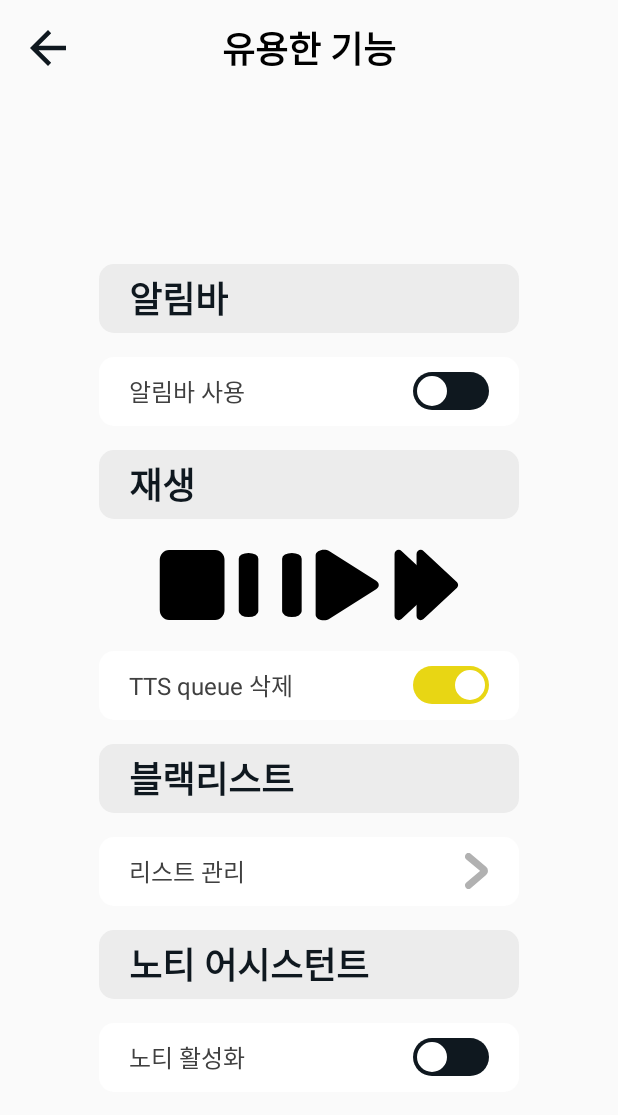
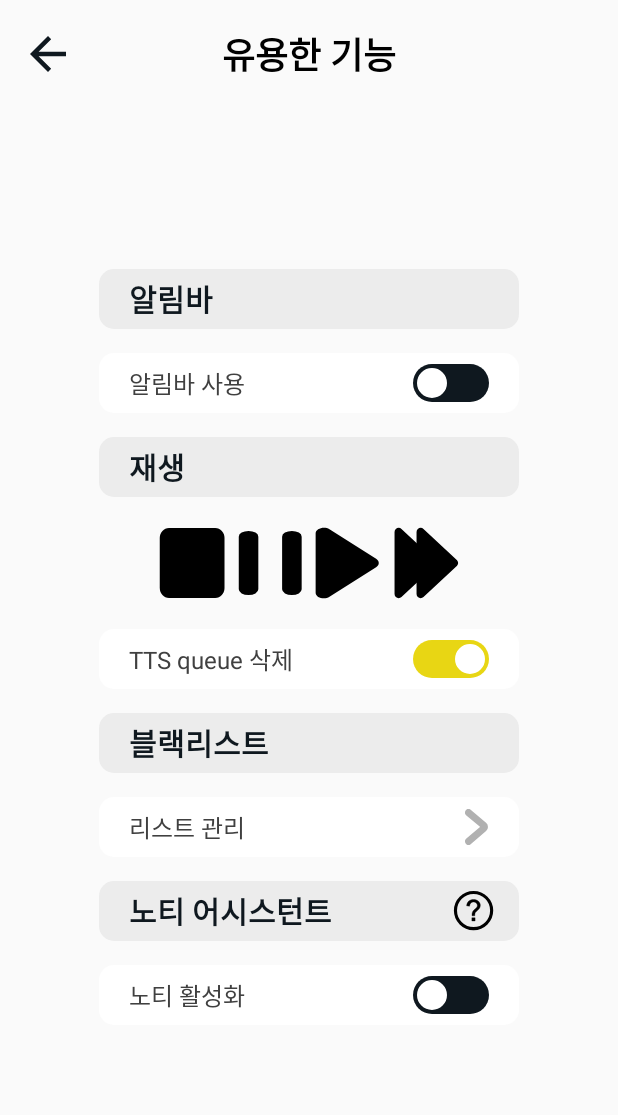
Before and after one commit to khg9849/CapstoneDesign2_team4, an Android app: the UsefulActivity screen opened directly, with no data from a screen before it, on a phone screen of 412 x 824 dp. Shown: the top 1115 px of the screen. Run offline under Robolectric (Android 15) with nearby library versions, the phone set to English and light mode, and no system bars; 2 statements that could not run were skipped.

Commit message:
design noti assistant help

```diff
--- a/KakaoTalktoSpeech/app/src/main/java/com/example/kakaotalktospeech/UsefulActivity.kt
+++ b/KakaoTalktoSpeech/app/src/main/java/com/example/kakaotalktospeech/UsefulActivity.kt
@@ -1,16 +1,21 @@
 package com.example.kakaotalktospeech
 
 import android.app.Activity
+import android.app.AlertDialog
 import android.content.ComponentName
 import android.content.Context
 import android.content.Intent
 import android.content.ServiceConnection
+import android.graphics.Color
+import android.graphics.drawable.ColorDrawable
 import android.os.Bundle
 import android.os.IBinder
 import android.util.Log
+import android.view.LayoutInflater
 import android.widget.Button
 import android.widget.FrameLayout
 import android.widget.Switch
+import android.widget.TextView
 import androidx.appcompat.app.AppCompatActivity
 import com.example.kakaotalktospeech.ActionManager.Companion.NOTIBAR_CREATE
 
@@ -23,8 +28,8 @@ class UsefulActivity : AppCompatActivity() {
     lateinit var ttsPauseBtn : Button
     lateinit var ttsRestartBtn : Button
     lateinit var ttsQSwitch : Switch
-    lateinit var whitelistButton : Button
     lateinit var whitelistBttnWrap:FrameLayout
+    lateinit var btnNotiHelpWrap:FrameLayout
     lateinit var sttSwitch : Switch
 
     override fun onCreate(savedInstanceState: Bundle?) {
@@ -87,6 +92,21 @@ class UsefulActivity : AppCompatActivity() {
         whitelistBttnWrap.setOnClickListener(){
             listIntent.setFlags(Intent.FLAG_ACTIVITY_CLEAR_TOP)
             startActivity(listIntent)
+        }
+
+        val helpIntent=Intent(this,ListActivity::class.java)
+        btnNotiHelpWrap=findViewById<FrameLayout>(R.id.btnNotiHelpWrap)
+        btnNotiHelpWrap.setOnClickListener(){
+            val view=LayoutInflater.from(this).inflate(R.layout.activity_dialog,null)
+            val builder=AlertDialog.Builder(this).setView(view)
+            val alertDialog=builder.show()
+            alertDialog.window?.setBackgroundDrawable(ColorDrawable(Color.TRANSPARENT))
+
+            val btnShutdown=view.findViewById<Button>(R.id.btnShutdown)
+            btnShutdown.setOnClickListener{
+                alertDialog.dismiss()
+            }
+
         }
 
         //setwhitelistSpinner()
--- a/KakaoTalktoSpeech/app/src/main/res/drawable-v21/item_lightgray.xml
+++ b/KakaoTalktoSpeech/app/src/main/res/drawable-v21/item_lightgray.xml
@@ -2,9 +2,6 @@
 <shape xmlns:android="http://schemas.android.com/apk/res/android"
     android:shape="rectangle" >
     <solid android:color="@color/lightgray0"/>
-    <corners android:bottomRightRadius="10dp"
-        android:bottomLeftRadius="10dp"
-        android:topLeftRadius="10dp"
-        android:topRightRadius="10dp"/>
+    <corners android:radius="10dp" />
 
 </shape>
--- a/KakaoTalktoSpeech/app/src/main/res/drawable-v21/item_white.xml
+++ b/KakaoTalktoSpeech/app/src/main/res/drawable-v21/item_white.xml
@@ -2,9 +2,6 @@
 <shape xmlns:android="http://schemas.android.com/apk/res/android"
     android:shape="rectangle" >
     <solid android:color="@color/white"/>
-    <corners android:bottomRightRadius="10dp"
-        android:bottomLeftRadius="10dp"
-        android:topLeftRadius="10dp"
-        android:topRightRadius="10dp"/>
+    <corners android:radius="10dp"/>
 
 </shape>
--- a/KakaoTalktoSpeech/app/src/main/res/drawable/ic_help.xml
+++ b/KakaoTalktoSpeech/app/src/main/res/drawable/ic_help.xml
@@ -4,11 +4,13 @@
     android:viewportWidth="376"
     android:viewportHeight="376">
   <path
-      android:pathData="M184,184m-166,0a166,166 0,1 1,332 0a166,166 0,1 1,-332 0"
-      android:strokeWidth="20"
+      android:pathData="M184,184m-162,0a162,162 0,1 1,324 0a162,162 0,1 1,-324 0"
+      android:strokeWidth="28"
       android:fillColor="#00000000"
       android:strokeColor="#000000"/>
   <path
-      android:pathData="M171,227.875C170.917,224.875 170.875,222.625 170.875,221.125C170.875,212.292 172.125,204.667 174.625,198.25C176.458,193.417 179.417,188.542 183.5,183.625C186.5,180.042 191.875,174.833 199.625,168C207.458,161.083 212.542,155.583 214.875,151.5C217.208,147.417 218.375,142.958 218.375,138.125C218.375,129.375 214.958,121.708 208.125,115.125C201.292,108.458 192.917,105.125 183,105.125C173.417,105.125 165.417,108.125 159,114.125C152.583,120.125 148.375,129.5 146.375,142.25L123.25,139.5C125.333,122.417 131.5,109.333 141.75,100.25C152.083,91.167 165.708,86.625 182.625,86.625C200.542,86.625 214.833,91.5 225.5,101.25C236.167,111 241.5,122.792 241.5,136.625C241.5,144.625 239.625,152 235.875,158.75C232.125,165.5 224.792,173.708 213.875,183.375C206.542,189.875 201.75,194.667 199.5,197.75C197.25,200.833 195.583,204.375 194.5,208.375C193.417,212.375 192.792,218.875 192.625,227.875H171ZM169.625,273V247.375H195.25V273H169.625Z"
-      android:fillColor="#000000"/>
+      android:pathData="M170.207,230.007L170.248,231.465H171.707H193.652H195.124L195.151,229.993C195.32,220.874 195.955,214.437 197.002,210.569C198.058,206.672 199.674,203.247 201.84,200.279C204.016,197.297 208.763,192.531 216.211,185.93C227.324,176.089 234.921,167.623 238.853,160.546C242.787,153.465 244.75,145.729 244.75,137.365C244.75,122.885 239.145,110.523 228.025,100.359C216.862,90.155 201.966,85.125 183.504,85.125C166.059,85.125 151.853,89.815 141.033,99.325L141.029,99.329C130.288,108.847 123.908,122.498 121.761,140.101L121.579,141.594L123.073,141.772L146.54,144.563L147.975,144.733L148.199,143.306C150.2,130.548 154.378,121.402 160.554,115.628C166.761,109.823 174.502,106.899 183.884,106.899C193.573,106.899 201.691,110.14 208.334,116.62L208.34,116.627C215.009,123.052 218.283,130.452 218.283,138.887C218.283,143.539 217.163,147.805 214.929,151.716C212.693,155.627 207.702,161.07 199.762,168.08C191.893,175.019 186.364,180.368 183.242,184.098L183.238,184.102C179.014,189.188 175.916,194.275 173.985,199.364C171.366,206.089 170.08,214.018 170.08,223.115C170.08,224.659 170.123,226.96 170.207,230.007ZM168.811,275.758V277.258H170.311H196.316H197.816V275.758V249.754V248.254H196.316H170.311H168.811V249.754V275.758Z"
+      android:strokeWidth="3"
+      android:fillColor="#000000"
+      android:strokeColor="#000000"/>
 </vector>
--- a/KakaoTalktoSpeech/app/src/main/res/layout/activity_usefulfeatures.xml
+++ b/KakaoTalktoSpeech/app/src/main/res/layout/activity_usefulfeatures.xml
@@ -3,14 +3,18 @@
     xmlns:app="http://schemas.android.com/apk/res-auto"
     xmlns:tools="http://schemas.android.com/tools"
     android:layout_width="match_parent"
-    android:layout_height="match_parent">
+    android:layout_height="match_parent"
+    android:paddingTop="16dp"
+    android:paddingBottom="16dp">
 
     <RelativeLayout
         android:id="@+id/navWrap"
         android:layout_width="0dp"
-        android:layout_height="64dp"
+        android:layout_height="wrap_content"
+        android:layout_marginTop="2dp"
         android:background="@color/background0"
         app:layout_constraintEnd_toEndOf="parent"
+        app:layout_constraintHorizontal_bias="0.0"
         app:layout_constraintStart_toStartOf="parent"
         app:layout_constraintTop_toTopOf="parent">
 
@@ -42,7 +46,7 @@
 
     <LinearLayout
         android:id="@+id/bodyWrap"
-        android:layout_width="wrap_content"
+        android:layout_width="280dp"
         android:layout_height="wrap_content"
         android:orientation="vertical"
         app:layout_constraintBottom_toBottomOf="parent"
@@ -52,8 +56,8 @@
 
         <RelativeLayout
             android:id="@+id/sectionNotibar"
-            android:layout_width="280dp"
-            android:layout_height="46dp"
+            android:layout_width="match_parent"
+            android:layout_height="40dp"
             android:layout_marginTop="16dp"
             android:background="@drawable/item_lightgray">
 
@@ -64,15 +68,16 @@
                 android:layout_centerVertical="true"
                 android:layout_marginLeft="20dp"
                 android:text="알림바"
-                android:textAppearance="@style/H2"
-                android:textColor="@color/darkblue0" />
+                android:textAppearance="@style/H3"
+                android:textColor="@color/darkblue0"
+                android:textStyle="bold" />
 
         </RelativeLayout>
 
         <RelativeLayout
             android:id="@+id/optionNotibar"
-            android:layout_width="280dp"
-            android:layout_height="46dp"
+            android:layout_width="match_parent"
+            android:layout_height="40dp"
             android:layout_marginTop="16dp"
             android:background="@drawable/item_white">
 
@@ -107,8 +112,8 @@
 
         <RelativeLayout
             android:id="@+id/sectionPlay"
-            android:layout_width="280dp"
-            android:layout_height="46dp"
+            android:layout_width="match_parent"
+            android:layout_height="40dp"
             android:layout_marginTop="16dp"
             android:background="@drawable/item_lightgray">
 
@@ -119,8 +124,9 @@
                 android:layout_centerVertical="true"
                 android:layout_marginLeft="20dp"
                 android:text="재생"
-                android:textAppearance="@style/H2"
-                android:textColor="@color/darkblue0" />
+                android:textAppearance="@style/H3"
+                android:textColor="@color/darkblue0"
+                android:textStyle="bold" />
 
         </RelativeLayout>
 
@@ -168,8 +174,8 @@
 
         <RelativeLayout
             android:id="@+id/optionTTSQ"
-            android:layout_width="280dp"
-            android:layout_height="46dp"
+            android:layout_width="match_parent"
+            android:layout_height="40dp"
             android:layout_marginTop="16dp"
             android:background="@drawable/item_white">
 
@@ -204,8 +210,8 @@
 
         <RelativeLayout
             android:id="@+id/sectionList"
-            android:layout_width="280dp"
-            android:layout_height="46dp"
+            android:layout_width="match_parent"
+            android:layout_height="40dp"
             android:layout_marginTop="16dp"
             android:background="@drawable/item_lightgray">
 
@@ -216,15 +222,16 @@
                 android:layout_centerVertical="true"
                 android:layout_marginLeft="20dp"
                 android:text="블랙리스트"
-                android:textAppearance="@style/H2"
-                android:textColor="@color/darkblue0" />
+                android:textAppearance="@style/H3"
+                android:textColor="@color/darkblue0"
+                android:textStyle="bold" />
 
         </RelativeLayout>
 
         <RelativeLayout
             android:id="@+id/optionList"
-            android:layout_width="280dp"
-            android:layout_height="46dp"
+            android:layout_width="match_parent"
+            android:layout_height="40dp"
             android:layout_marginTop="16dp"
             android:background="@drawable/item_white">
 
@@ -259,8 +266,8 @@
 
         <RelativeLayout
             android:id="@+id/sectionNotiAssistant"
-            android:layout_width="280dp"
-            android:layout_height="46dp"
+            android:layout_width="match_parent"
+            android:layout_height="40dp"
             android:layout_marginTop="16dp"
             android:background="@drawable/item_lightgray">
 
@@ -271,16 +278,34 @@
                 android:layout_centerVertical="true"
                 android:layout_marginLeft="20dp"
                 android:text="노티 어시스턴트"
-                android:textAppearance="@style/H2"
-                android:textColor="@color/darkblue0" />
+                android:textAppearance="@style/H3"
+                android:textColor="@color/darkblue0"
+                android:textStyle="bold" />
 
+            <FrameLayout
+                android:id="@+id/btnNotiHelpWrap"
+                android:layout_width="80dp"
+                android:layout_height="match_parent"
+                android:layout_alignParentEnd="true"
+                android:layout_marginEnd="0dp">
+
+                <Button
+                    android:id="@+id/btnNotiHelp"
+                    android:layout_width="28dp"
+                    android:layout_height="28dp"
+                    android:layout_gravity="right|center_vertical"
+                    android:layout_marginEnd="16dp"
+                    android:background="@drawable/ic_help"
+                    android:clickable="false" />
+            </FrameLayout>
         </RelativeLayout>
 
         <RelativeLayout
             android:id="@+id/optionNotiAssistant"
-            android:layout_width="280dp"
-            android:layout_height="46dp"
+            android:layout_width="match_parent"
+            android:layout_height="40dp"
             android:layout_marginTop="16dp"
+            android:layout_marginBottom="16dp"
             android:background="@drawable/item_white">
 
             <TextView
```
Also changed, not shown: KakaoTalktoSpeech/app/src/main/AndroidManifest.xml (+27 -19 lines), KakaoTalktoSpeech/app/src/main/res/layout/activity_dialog.xml (added, +57 -0 lines), KakaoTalktoSpeech/app/src/main/res/layout/activity_loadingpage.xml (+23 -18 lines), KakaoTalktoSpeech/app/src/main/res/layout/activity_options.xml (+30 -25 lines), KakaoTalktoSpeech/app/src/main/res/layout/activity_whitelist.xml (+8 -4 lines), KakaoTalktoSpeech/app/src/main/res/values/strings.xml (+9 -0 lines), KakaoTalktoSpeech/app/src/main/res/values/styles.xml (+5 -4 lines).
